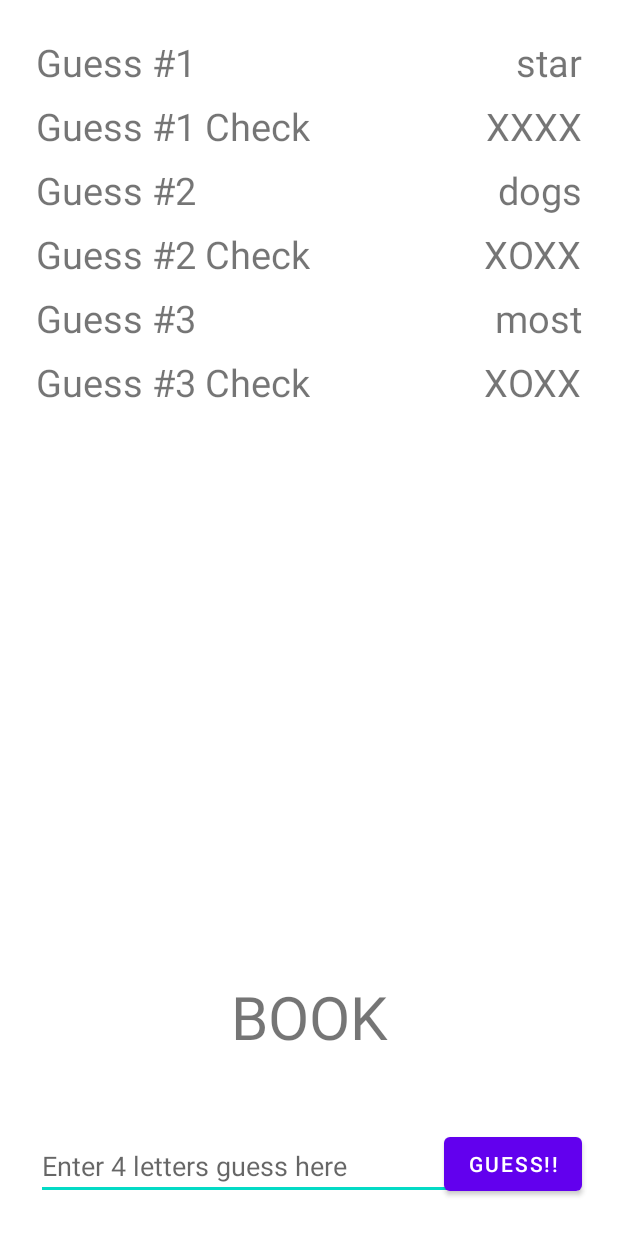
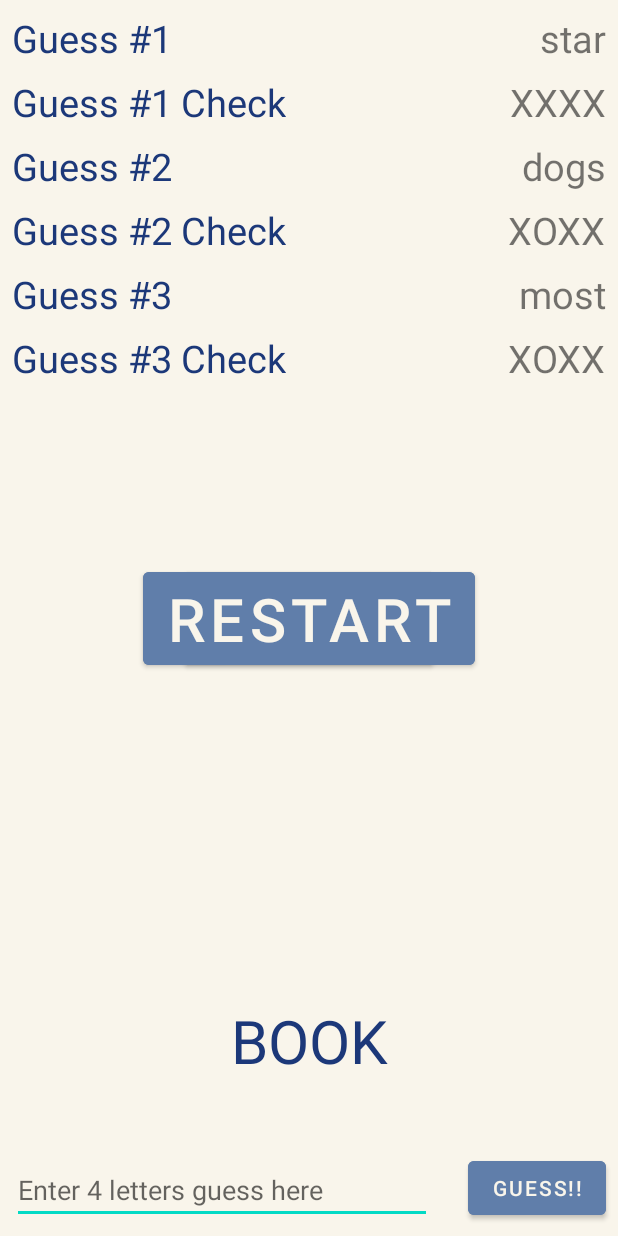
Before and after one commit to joshhn/CodePath-Android-Development-In-Kotlin, an Android app: the layout activity_main.xml on its own in the app's theme, with its tools: preview values and no code run, on a phone screen of 412 x 824 dp. Run offline under Robolectric (Android 15) with nearby library versions, the phone set to English and light mode, and no system bars.

Commit message:
Add stretch features

```diff
--- a/Unit 1 - Kotlin and Layouts/Wordle/app/build.gradle
+++ b/Unit 1 - Kotlin and Layouts/Wordle/app/build.gradle
@@ -33,6 +33,7 @@ android {
     buildFeatures{
         viewBinding true
     }
+
 }
 
 dependencies {
@@ -41,6 +42,9 @@ dependencies {
     implementation 'androidx.appcompat:appcompat:1.3.0'
     implementation 'com.google.android.material:material:1.4.0'
     implementation 'androidx.constraintlayout:constraintlayout:2.0.4'
+    // Confetti Effect
+    implementation 'com.github.jinatonic.confetti:confetti:1.1.2'
+
     testImplementation 'junit:junit:4.13.2'
     androidTestImplementation 'androidx.test.ext:junit:1.1.3'
     androidTestImplementation 'androidx.test.espresso:espresso-core:3.4.0'
--- a/Unit 1 - Kotlin and Layouts/Wordle/app/src/main/res/layout/activity_main.xml
+++ b/Unit 1 - Kotlin and Layouts/Wordle/app/src/main/res/layout/activity_main.xml
@@ -4,7 +4,7 @@
     xmlns:tools="http://schemas.android.com/tools"
     android:layout_width="match_parent"
     android:layout_height="match_parent"
-    android:layout_margin="16dp"
+    android:background="@color/backgroundColor"
     tools:context=".MainActivity">
 
     <TextView
@@ -14,6 +14,9 @@
         android:text="Guess #1"
         android:layout_margin="8dp"
         android:textSize="25sp"
+        android:textColor="@color/textColor"
+        android:visibility="invisible"
+        tools:visibility="visible"
         app:layout_constraintStart_toStartOf="parent"
         app:layout_constraintTop_toTopOf="parent" />
 
@@ -35,6 +38,7 @@
         android:layout_height="wrap_content"
         android:text="Guess #1 Check"
         android:layout_margin="8dp"
+        android:textColor="@color/textColor"
         android:textSize="25sp"
         android:visibility="invisible"
         tools:visibility="visible"
@@ -58,6 +62,7 @@
         android:layout_width="wrap_content"
         android:layout_height="wrap_content"
         android:text="Guess #2"
+        android:textColor="@color/textColor"
         android:layout_margin="8dp"
         android:textSize="25sp"
         android:visibility="invisible"
@@ -82,6 +87,7 @@
         android:layout_width="wrap_content"
         android:layout_height="wrap_content"
         android:text="Guess #2 Check"
+        android:textColor="@color/textColor"
         android:layout_margin="8dp"
         android:textSize="25sp"
         android:visibility="invisible"
@@ -106,6 +112,7 @@
         android:layout_width="wrap_content"
         android:layout_height="wrap_content"
         android:text="Guess #3"
+        android:textColor="@color/textColor"
         android:layout_margin="8dp"
         android:textSize="25sp"
         android:visibility="invisible"
@@ -130,6 +137,7 @@
         android:layout_width="wrap_content"
         android:layout_height="wrap_content"
         android:text="Guess #3 Check"
+        android:textColor="@color/textColor"
         android:layout_margin="8dp"
         android:textSize="25sp"
         android:visibility="invisible"
@@ -155,6 +163,7 @@
         android:layout_height="wrap_content"
         android:text="BOOK"
         android:textSize="40sp"
+        android:textColor="@color/textColor"
         android:visibility="invisible"
         tools:visibility="visible"
         android:layout_marginBottom="50dp"
@@ -169,6 +178,8 @@
         android:hint="Enter 4 letters guess here"
         android:layout_margin="8dp"
         android:maxLength="4"
+        android:visibility="invisible"
+        tools:visibility="visible"
         app:layout_constraintBottom_toBottomOf="parent"
         app:layout_constraintStart_toStartOf="parent"/>
 
@@ -178,7 +189,40 @@
         android:layout_height="wrap_content"
         android:text="GUESS!!"
         android:layout_margin="8dp"
+        android:visibility="invisible"
+        tools:visibility="visible"
+        android:textColor="@color/backgroundColor"
+        android:backgroundTint="@color/buttonColor"
         app:layout_constraintBottom_toBottomOf="parent"
         app:layout_constraintEnd_toEndOf="parent" />
 
+    <Button
+        android:id="@+id/btnStart"
+        android:layout_width="wrap_content"
+        android:layout_height="wrap_content"
+        android:text="START"
+        android:textSize="40sp"
+        android:textColor="@color/backgroundColor"
+        android:backgroundTint="@color/buttonColor"
+        app:layout_constraintBottom_toBottomOf="parent"
+        app:layout_constraintTop_toTopOf="parent"
+        app:layout_constraintStart_toStartOf="parent"
+        app:layout_constraintEnd_toEndOf="parent"/>
+
+    <Button
+        android:id="@+id/btnRestart"
+        android:layout_width="wrap_content"
+        android:layout_height="wrap_content"
+        android:text="RESTART"
+        android:textSize="40sp"
+        android:textColor="@color/backgroundColor"
+        android:backgroundTint="@color/buttonColor"
+        android:visibility="invisible"
+        tools:visibility="visible"
+        app:layout_constraintBottom_toBottomOf="parent"
+        app:layout_constraintTop_toTopOf="parent"
+        app:layout_constraintStart_toStartOf="parent"
+        app:layout_constraintEnd_toEndOf="parent"/>
+
+
 </androidx.constraintlayout.widget.ConstraintLayout>
--- a/Unit 1 - Kotlin and Layouts/Wordle/app/src/main/res/values-night/themes.xml
+++ b/Unit 1 - Kotlin and Layouts/Wordle/app/src/main/res/values-night/themes.xml
@@ -2,8 +2,8 @@
     <!-- Base application theme. -->
     <style name="Theme.Wordle" parent="Theme.MaterialComponents.DayNight.DarkActionBar">
         <!-- Primary brand color. -->
-        <item name="colorPrimary">@color/purple_200</item>
-        <item name="colorPrimaryVariant">@color/purple_700</item>
+        <item name="colorPrimary">@color/buttonColor</item>
+        <item name="colorPrimaryVariant">@color/textColor</item>
         <item name="colorOnPrimary">@color/black</item>
         <!-- Secondary brand color. -->
         <item name="colorSecondary">@color/teal_200</item>
--- a/Unit 1 - Kotlin and Layouts/Wordle/app/src/main/res/values/colors.xml
+++ b/Unit 1 - Kotlin and Layouts/Wordle/app/src/main/res/values/colors.xml
@@ -7,4 +7,12 @@
     <color name="teal_700">#FF018786</color>
     <color name="black">#FF000000</color>
     <color name="white">#FFFFFFFF</color>
+
+    <!--    Custom Color-->
+    <color name="backgroundColor">#F9F5EB</color>
+    <color name="textColor">#1C3879</color>
+    <color name="buttonColor">#607EAA</color>
+    <color name="correctColor">#3FA796</color>
+    <color name="wrongColor">#A10035</color>
+    <color name="existColor">#FEC260</color>
 </resources>
--- a/Unit 1 - Kotlin and Layouts/Wordle/app/src/main/res/values/themes.xml
+++ b/Unit 1 - Kotlin and Layouts/Wordle/app/src/main/res/values/themes.xml
@@ -2,8 +2,8 @@
     <!-- Base application theme. -->
     <style name="Theme.Wordle" parent="Theme.MaterialComponents.DayNight.DarkActionBar">
         <!-- Primary brand color. -->
-        <item name="colorPrimary">@color/purple_500</item>
-        <item name="colorPrimaryVariant">@color/purple_700</item>
+        <item name="colorPrimary">@color/textColor</item>
+        <item name="colorPrimaryVariant">@color/buttonColor</item>
         <item name="colorOnPrimary">@color/white</item>
         <!-- Secondary brand color. -->
         <item name="colorSecondary">@color/teal_200</item>
--- a/Unit 1 - Kotlin and Layouts/Wordle/build.gradle
+++ b/Unit 1 - Kotlin and Layouts/Wordle/build.gradle
@@ -5,6 +5,7 @@ plugins {
     id 'org.jetbrains.kotlin.android' version '1.7.0' apply false
 }
 
+
 task clean(type: Delete) {
     delete rootProject.buildDir
 }
```
Also changed, not shown: Unit 1 - Kotlin and Layouts/Wordle/app/src/main/java/com/joshhn/wordle/MainActivity.kt (+96 -13 lines).
